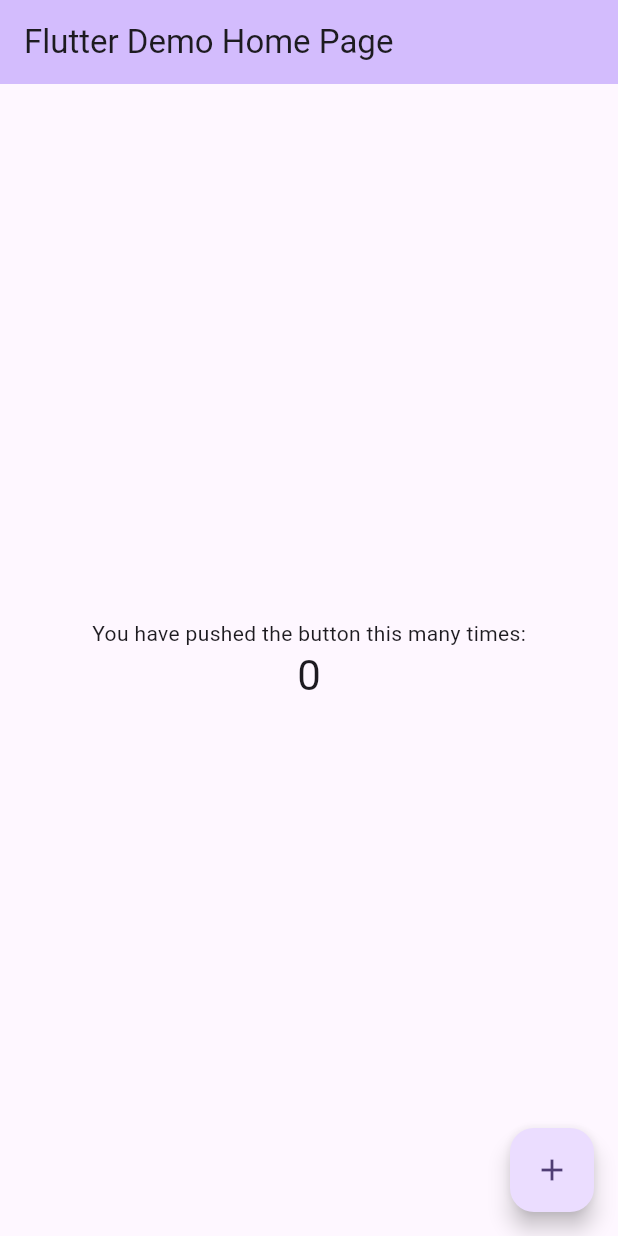
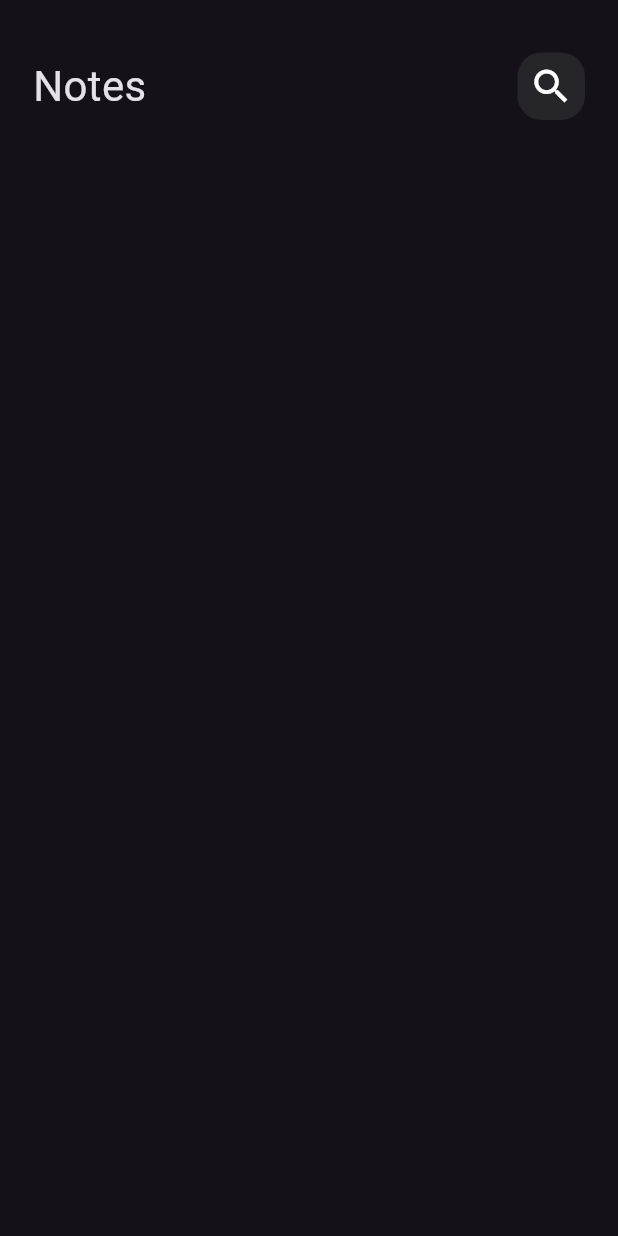
Before and after one commit to AndroSaied/notes_app, a Flutter app: the screen it shows after launch, on a phone screen of 412 x 824 dp. Run offline on Flutter 3.47's test engine with Material 3 defaults, Android fonts, the phone set to English and light mode, and no system bars.

Commit message:
change theme and create custom app bar

```diff
--- a/lib/main.dart
+++ b/lib/main.dart
@@ -1,125 +1,20 @@
 import 'package:flutter/material.dart';
+import 'package:notes_app/views/notes_view.dart';
 
 void main() {
-  runApp(const MyApp());
+  runApp(const NotesApp());
 }
 
-class MyApp extends StatelessWidget {
-  const MyApp({super.key});
+class NotesApp extends StatelessWidget {
+  const NotesApp({super.key});
 
-  // This widget is the root of your application.
   @override
   Widget build(BuildContext context) {
     return MaterialApp(
-      title: 'Flutter Demo',
       theme: ThemeData(
-        // This is the theme of your application.
-        //
-        // TRY THIS: Try running your application with "flutter run". You'll see
-        // the application has a purple toolbar. Then, without quitting the app,
-        // try changing the seedColor in the colorScheme below to Colors.green
-        // and then invoke "hot reload" (save your changes or press the "hot
-        // reload" button in a Flutter-supported IDE, or press "r" if you used
-        // the command line to start the app).
-        //
-        // Notice that the counter didn't reset back to zero; the application
-        // state is not lost during the reload. To reset the state, use hot
-        // restart instead.
-        //
-        // This works for code too, not just values: Most code changes can be
-        // tested with just a hot reload.
-        colorScheme: ColorScheme.fromSeed(seedColor: Colors.deepPurple),
-        useMaterial3: true,
+        brightness: Brightness.dark,
       ),
-      home: const MyHomePage(title: 'Flutter Demo Home Page'),
+      home: const NotesView(),
     );
   }
 }
-
-class MyHomePage extends StatefulWidget {
-  const MyHomePage({super.key, required this.title});
-
-  // This widget is the home page of your application. It is stateful, meaning
-  // that it has a State object (defined below) that contains fields that affect
-  // how it looks.
-
-  // This class is the configuration for the state. It holds the values (in this
-  // case the title) provided by the parent (in this case the App widget) and
-  // used by the build method of the State. Fields in a Widget subclass are
-  // always marked "final".
-
-  final String title;
-
-  @override
-  State<MyHomePage> createState() => _MyHomePageState();
-}
-
-class _MyHomePageState extends State<MyHomePage> {
-  int _counter = 0;
-
-  void _incrementCounter() {
-    setState(() {
-      // This call to setState tells the Flutter framework that something has
-      // changed in this State, which causes it to rerun the build method below
-      // so that the display can reflect the updated values. If we changed
-      // _counter without calling setState(), then the build method would not be
-      // called again, and so nothing would appear to happen.
-      _counter++;
-    });
-  }
-
-  @override
-  Widget build(BuildContext context) {
-    // This method is rerun every time setState is called, for instance as done
-    // by the _incrementCounter method above.
-    //
-    // The Flutter framework has been optimized to make rerunning build methods
-    // fast, so that you can just rebuild anything that needs updating rather
-    // than having to individually change instances of widgets.
-    return Scaffold(
-      appBar: AppBar(
-        // TRY THIS: Try changing the color here to a specific color (to
-        // Colors.amber, perhaps?) and trigger a hot reload to see the AppBar
-        // change color while the other colors stay the same.
-        backgroundColor: Theme.of(context).colorScheme.inversePrimary,
-        // Here we take the value from the MyHomePage object that was created by
-        // the App.build method, and use it to set our appbar title.
-        title: Text(widget.title),
-      ),
-      body: Center(
-        // Center is a layout widget. It takes a single child and positions it
-        // in the middle of the parent.
-        child: Column(
-          // Column is also a layout widget. It takes a list of children and
-          // arranges them vertically. By default, it sizes itself to fit its
-          // children horizontally, and tries to be as tall as its parent.
-          //
-          // Column has various properties to control how it sizes itself and
-          // how it positions its children. Here we use mainAxisAlignment to
-          // center the children vertically; the main axis here is the vertical
-          // axis because Columns are vertical (the cross axis would be
-          // horizontal).
-          //
-          // TRY THIS: Invoke "debug painting" (choose the "Toggle Debug Paint"
-          // action in the IDE, or press "p" in the console), to see the
-          // wireframe for each widget.
-          mainAxisAlignment: MainAxisAlignment.center,
-          children: <Widget>[
-            const Text(
-              'You have pushed the button this many times:',
-            ),
-            Text(
-              '$_counter',
-              style: Theme.of(context).textTheme.headlineMedium,
-            ),
-          ],
-        ),
-      ),
-      floatingActionButton: FloatingActionButton(
-        onPressed: _incrementCounter,
-        tooltip: 'Increment',
-        child: const Icon(Icons.add),
-      ), // This trailing comma makes auto-formatting nicer for build methods.
-    );
-  }
-}
--- /dev/null
+++ b/lib/views/notes_view.dart
@@ -0,0 +1,13 @@
+import 'package:flutter/material.dart';
+import 'package:notes_app/views/widgets/notes_body_view.dart';
+
+class NotesView extends StatelessWidget {
+  const NotesView({super.key});
+
+  @override
+  Widget build(BuildContext context) {
+    return const Scaffold(
+      body: NotesViewBody(),
+    );
+  }
+}
--- /dev/null
+++ b/lib/views/widgets/custom_app_bar.dart
@@ -0,0 +1,17 @@
+import 'package:flutter/material.dart';
+import 'package:notes_app/views/widgets/custom_search_icon_button.dart';
+
+class CustomAppBar extends StatelessWidget {
+  const CustomAppBar({super.key});
+
+  @override
+  Widget build(BuildContext context) {
+    return const Row(
+      children: [
+        Text("Notes", style: TextStyle(fontSize: 28),),
+        Spacer(),
+        CustomSearchIconButton(),
+      ],
+    );
+  }
+}
--- /dev/null
+++ b/lib/views/widgets/custom_search_icon_button.dart
@@ -0,0 +1,18 @@
+import 'package:flutter/material.dart';
+
+class CustomSearchIconButton extends StatelessWidget {
+  const CustomSearchIconButton({super.key});
+
+  @override
+  Widget build(BuildContext context) {
+    return Container(
+      height: 45,
+      width: 45,
+      decoration: BoxDecoration(
+        color: Colors.white.withOpacity(0.08),
+        borderRadius: BorderRadius.circular(16),
+      ),
+      child: const Icon(Icons.search, size: 30,),
+    );
+  }
+}
--- /dev/null
+++ b/lib/views/widgets/notes_body_view.dart
@@ -0,0 +1,23 @@
+import 'package:flutter/material.dart';
+import 'package:notes_app/views/widgets/custom_app_bar.dart';
+
+class NotesViewBody extends StatelessWidget {
+  const NotesViewBody({super.key});
+
+  @override
+  Widget build(BuildContext context) {
+    return const Padding(
+      padding: EdgeInsets.symmetric(horizontal: 22.0),
+      child: Column(
+        children: [
+
+          SizedBox(
+            height: 35,
+          ),
+
+          CustomAppBar(),
+        ],
+      ),
+    );
+  }
+}
```
Also changed, not shown: 1 other file.
